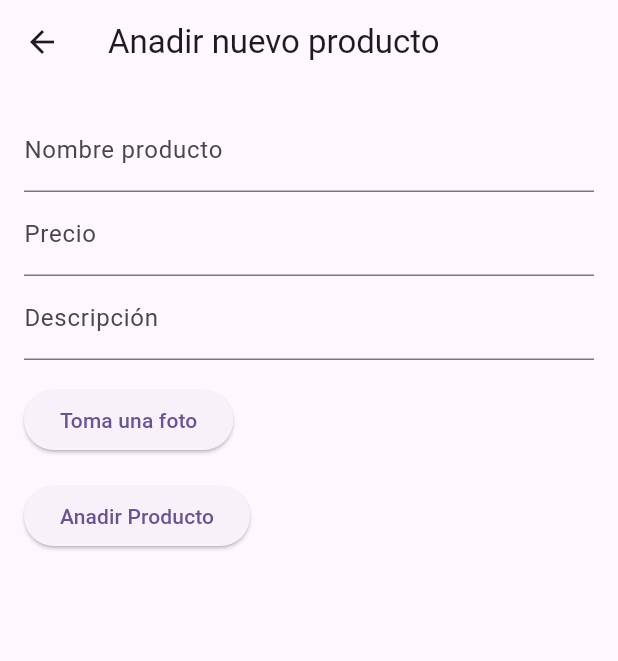
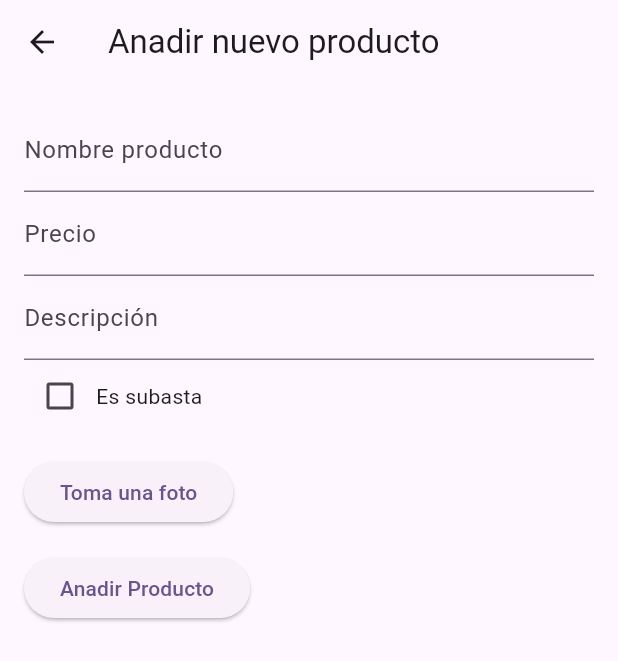
Before and after one commit to grecomatteo/CollectifyApp, a Flutter app: the VentanaAnadirProducto screen opened directly, after a tap on "Anadir Producto", on a phone screen of 412 x 824 dp. Shown: the top 661 px of the screen. Run offline on Flutter 3.47's test engine with Material 2 defaults, Android fonts, the phone set to English and light mode, and no system bars; our stand-ins replace image_picker; missing offline and left inert: mysql1.

Commit message:
Subastas bien hechas

```diff
--- a/lib/ConexionBD.dart
+++ b/lib/ConexionBD.dart
@@ -310,8 +310,11 @@ class Conexion {
   }
 
 
-  Future<bool> anadirProductoSubasta(Producto producto, Usuario usuario, ) async {
+  Future<bool> anadirProductoSubasta(int productID, double precioInicial) async {
     if(conn==null) await conectar();
+    await conn?.query("INSERT INTO productos_subasta (idProducto, precioInicial, ultimaOferta) "
+        "VALUES ('$productID', '$precioInicial', '$precioInicial'); "
+    );
 
     return true;
   }
--- a/lib/VentanaAnadirProducto.dart
+++ b/lib/VentanaAnadirProducto.dart
@@ -65,7 +65,7 @@ class _AddProductFormState extends State<AddProductForm> {
   final priceFormatter = FilteringTextInputFormatter.allow(RegExp(r'^\d+\.?\d{0,2}'));
 
   bool _imageTaken = false; // Per tenere traccia se l'immagine è stata scattata
-
+  bool esSubasta = false;
   XFile? pickedFile;
   @override
   Widget build(BuildContext context) {
@@ -88,6 +88,22 @@ class _AddProductFormState extends State<AddProductForm> {
             controller: descriptionController,
             decoration: InputDecoration(labelText: 'Descripción'),
           ),
+          Row(
+            children: [
+              Checkbox(
+                  value: esSubasta,
+                  onChanged: (e){
+                      setState(() {
+                      esSubasta = e!;
+
+                      }
+                      );
+                  }
+              ),
+              Text("Es subasta"),
+            ],
+          ),
+
           const SizedBox(height: 16),
           _imageTaken
               ? Icon(
@@ -119,9 +135,10 @@ class _AddProductFormState extends State<AddProductForm> {
               prod.precio = double.parse(productPrice);
               prod.descripcion = productDescription;
 
-
+              int productID = 0;
               await Conexion().anadirProducto(prod,user).then((results){
                 debugPrint(results.toString());
+                productID = results;
                 if(results != -1){
                   int newId = results;
                   pickedFile?.readAsBytes().then((value1)
@@ -131,7 +148,14 @@ class _AddProductFormState extends State<AddProductForm> {
                               Navigator.of(context).pop();
                       });
                 });
+
+                  if(esSubasta){
+                    Conexion().anadirProductoSubasta(productID , double.parse(productPrice)).then((value) => null);
+
                   }
+
+                        }
+
                 else{
                   showDialog(
                       context: context,
--- a/lib/VentanaProductosSubasta.dart
+++ b/lib/VentanaProductosSubasta.dart
@@ -10,9 +10,11 @@ void main() {
 }
 
 class VentanaSubasta extends StatelessWidget {
+
   @override
   Widget build(BuildContext context) {
     return Scaffold(
+      resizeToAvoidBottomInset: false,
       appBar: AppBar(
         backgroundColor: Theme.of(context).colorScheme.inversePrimary,
         title: Text('Lista de objetos en subasta'),
```
